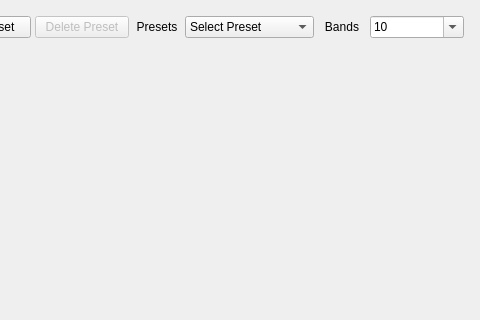
Before: the Qt Designer form src/equalizermenu/equalizermenu.ui in savannstm/revolutionary-audio-player, drawn with Qt 5; both pictures show x 178 to 658 and y 0 to 320 of the 658 by 472 pixel window.
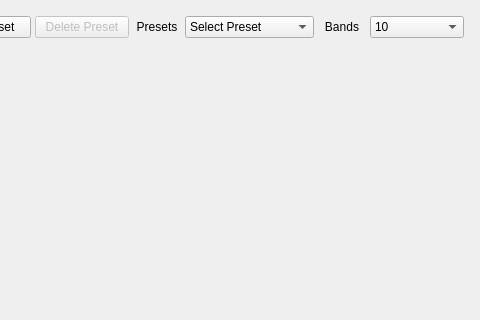
After: the same form once the commit is applied.

Commit message: Make band select uneditable

The edit to the form file:
```diff
--- a/src/equalizermenu/equalizermenu.ui
+++ b/src/equalizermenu/equalizermenu.ui
@@ -271,7 +271,7 @@
          </sizepolicy>
         </property>
         <property name="editable">
-         <bool>true</bool>
+         <bool>false</bool>
         </property>
         <property name="currentIndex">
          <number>2</number>
```
